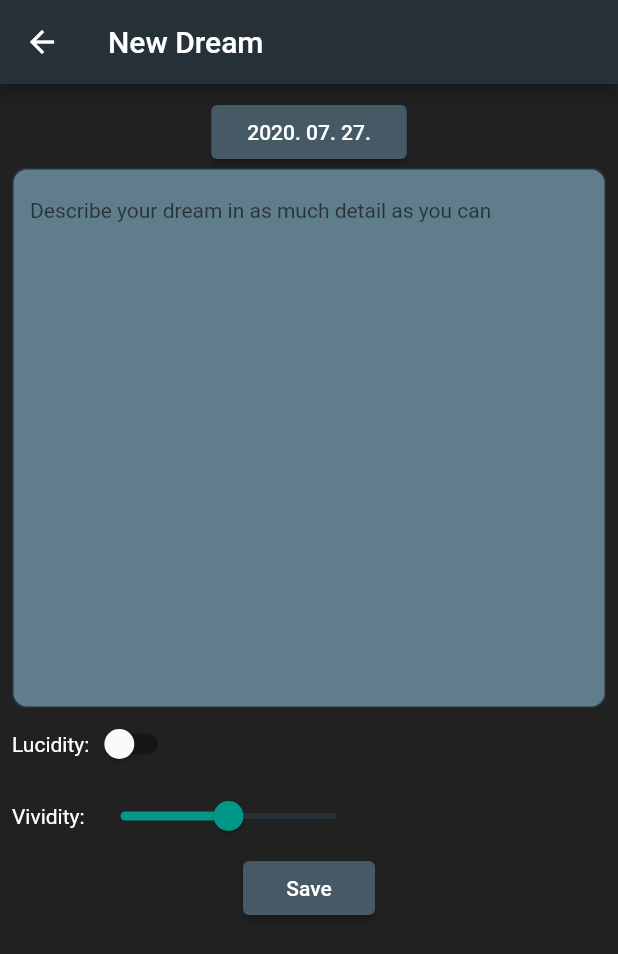
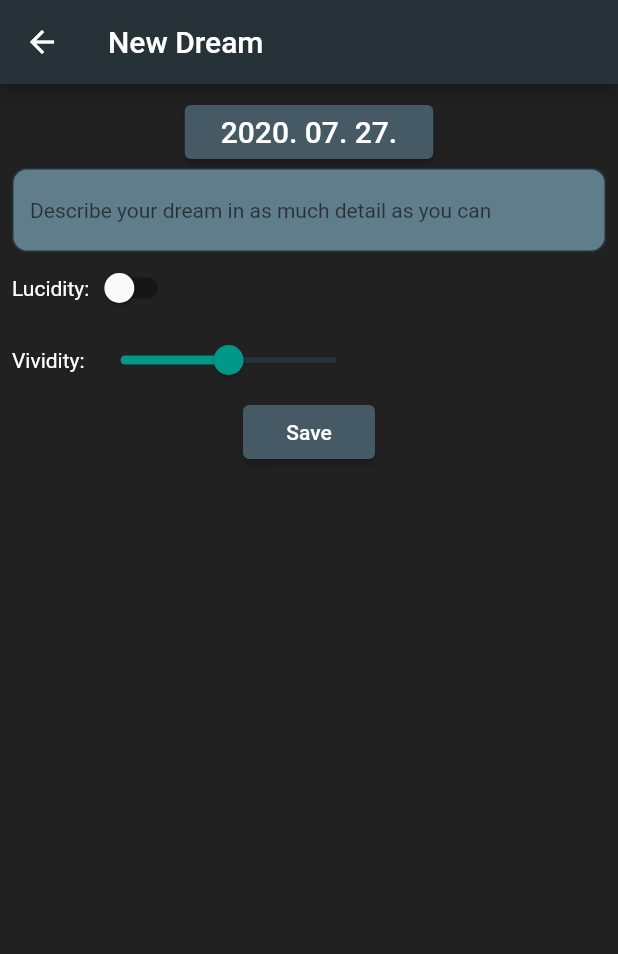
Before and after one commit to sn4k3ch4rm3r/Dream-Journal, a Flutter app: the screen it shows after launch, after a tap on the "add" icon, on a phone screen of 412 x 824 dp. Shown: the top 954 px of the screen. Run offline on Flutter 3.47's test engine with Material 2 defaults, Android fonts, the light colour scheme and no system bars; our stand-ins replace sqflite; missing offline and left inert: dart:ffi; accounts and stored records are empty.

Commit message:
Added page to view, edit and delete dreams

```diff
--- a/lib/ui/add_dream.dart
+++ /dev/null
@@ -1,121 +0,0 @@
-import 'package:dream_journal/data/database_provider.dart';
-import 'package:dream_journal/models/dream.dart';
-import 'package:flutter/material.dart';
-import 'package:intl/intl.dart';
-
-class AddDream extends StatelessWidget {
-  @override
-  Widget build(BuildContext context) {
-    return Scaffold(
-      appBar: AppBar(
-        title: Text('New Dream'),
-      ),
-      body: AddDreamBody(),
-    );
-  }
-}
-
-class AddDreamBody extends StatefulWidget {
-  @override
-  _AddDreamBodyState createState() => _AddDreamBodyState();
-}
-
-class _AddDreamBodyState extends State<AddDreamBody> {
-  final TextEditingController _controller = TextEditingController();
-  final DateFormat dateFormat = DateFormat('yyyy. MM. dd.');
-  bool isLucidDream = false;
-  double vividity = 0.5;
-  DateTime date = DateTime.now();
-
-  @override
-  Widget build(BuildContext context) {
-    return SingleChildScrollView(
-      child: Padding(
-        padding: const EdgeInsets.all(8.0),
-        child: Column(
-          children: <Widget>[
-            RaisedButton(
-              onPressed: () {
-                showDatePicker(
-                  context: context,
-                  initialDate: date,
-                  firstDate: DateTime.fromMillisecondsSinceEpoch(0),
-                  lastDate: DateTime.now()
-                ).then((value) => {
-                  setState((){
-                    date=value;
-                  })
-                });
-              },
-              child: Text('${dateFormat.format(date)}'),
-            ),
-            TextFormField(
-              controller: _controller,
-              maxLines: 20,
-              textInputAction: TextInputAction.done,
-              style: Theme.of(context).textTheme.bodyText2,
-              decoration: InputDecoration(
-                fillColor: Theme.of(context).primaryColorLight,
-                filled: true,
-                border: OutlineInputBorder(
-                  borderRadius: BorderRadius.circular(10.0)
-                ),
-                hintText: 'Describe your dream in as much detail as you can'
-              ),
-              cursorColor: Theme.of(context).accentColor,
-            ),
-            Row(
-              children: <Widget>[
-                Text('Lucidity:'),
-                Switch(
-                  value: isLucidDream,
-                  onChanged:(value) {
-                    setState(() {
-                      isLucidDream = value;
-                    });
-                  },
-                ),
-              ],
-            ),
-            Row(
-              children: <Widget>[
-                Text('Vividity:'),
-                Slider(
-                  value: vividity,
-                  onChanged: (value){
-                    setState(() {
-                      vividity = value;
-                    });
-                  },
-                ),
-              ],
-            ),
-            RaisedButton(
-              onPressed: (){
-                saveDream();
-              },
-              child: Text('Save'),
-            )
-          ],
-        ),
-      ),
-    );
-  }
-
-  void saveDream() {
-    Dream dream = Dream(
-      dream: _controller.text,
-      isLucid: isLucidDream,
-      vividity: (vividity*100).floor(),
-      date: date,
-    );
-    DatabaseProvider.db.insert(dream);
-    Navigator.pop(context, 'success');
-  }
-
-  @override
-  void dispose() {
-    _controller.dispose();
-    super.dispose();
-  }
-}
--- a/lib/ui/dream_list.dart
+++ b/lib/ui/dream_list.dart
@@ -3,7 +3,7 @@ import 'package:dream_journal/models/dream.dart';
 import 'package:dream_journal/ui/ui_elements.dart';
 import 'package:flutter/material.dart';
 import 'package:intl/intl.dart';
-import 'add_dream.dart';
+import 'dream_view.dart';
 
 class DreamList extends StatefulWidget {
   const DreamList({Key key}) : super(key: key);
@@ -27,7 +27,7 @@ class _DreamListState extends State<DreamList> {
         onPressed: () async {
           var result = await Navigator.push(
             context,
-            MaterialPageRoute(builder: (context) => AddDream()),
+            MaterialPageRoute(builder: (context) => DreamView()),
           );
           if(result == 'success') {
             setState(() {});
@@ -90,6 +90,15 @@ class _DreamListBodyState extends State<DreamListBody> {
           maxLines: 3,
           overflow: TextOverflow.ellipsis,
         ),
+        onTap: () async{
+          var result = await Navigator.push(
+            context,
+            MaterialPageRoute(builder: (context) => DreamView(dream: dream, edit:false)),
+          );
+          if(result == 'edited' || result == 'deleted') {
+            setState(() {});
+          }
+        },
       ),
     );
   }
@@ -116,7 +125,7 @@ class _DreamListBodyState extends State<DreamListBody> {
         if(snapshot.hasData)
           return snapshot.data;
         else {
-          return Text('Loading');
+          return Center(child: Text('Loading...'));
         }
       },
     );
--- /dev/null
+++ b/lib/ui/dream_view.dart
@@ -0,0 +1,253 @@
+import 'package:dream_journal/data/database_provider.dart';
+import 'package:dream_journal/models/dream.dart';
+import 'package:dream_journal/ui/dialogs.dart';
+import 'package:flutter/material.dart';
+import 'package:intl/intl.dart';
+
+class DreamView extends StatefulWidget {
+  final Dream dream;
+  final bool edit;
+
+  DreamView({Key key, this.dream, this.edit = true}) : super(key: key);
+
+  @override
+  _DreamViewState createState() => _DreamViewState(dream);
+}
+
+class _DreamViewState extends State<DreamView> {
+  bool edited = false;
+  Dream dream;
+  Widget _scaffoldBody;
+
+  _DreamViewState(Dream dream) {
+    this.dream = dream;
+
+  }
+
+  @override
+  void initState() {
+    _scaffoldBody = buildBody();
+    super.initState();
+  }
+
+  @override
+  Widget build(BuildContext context) {
+    return Scaffold(
+      appBar: AppBar(
+        title: Text(
+          dream == null ?
+          'New Dream' :
+          widget.edit ?
+          'Edit Dream' :
+          'Dream'
+        ),
+        leading: BackButton(
+          onPressed: () {
+            if(edited) {
+              Navigator.pop(context, 'edited');
+            }
+            else {
+              Navigator.pop(context);
+            }
+          },
+        ),
+        actions: dream != null && !widget.edit ?
+          <Widget>[
+            IconButton(
+              icon: Icon(
+                Icons.edit,
+                color: Theme.of(context).primaryIconTheme.color,
+              ),
+              onPressed: () async {
+                Dream result = await Navigator.push(context, MaterialPageRoute(builder: (context)=>DreamView(dream: dream, edit:true,)));
+                if(result != null) {
+                  setState(() {
+                    edited = true;
+                    dream ??= result;
+                    _scaffoldBody = buildBody();
+                  });
+                }
+              },
+            ),
+            IconButton(
+              icon: Icon(
+                Icons.delete,
+                color: Theme.of(context).primaryIconTheme.color,
+              ),
+              onPressed: () {
+                Dialogs.deleteConfirmDialog(context).then((confirmed) {
+                  if(confirmed) {
+                    DatabaseProvider.db.delete(dream);
+                    Navigator.pop(context, 'deleted');
+                  }
+                });
+              },
+            ),
+          ]
+          : null,
+      ),
+      body: _scaffoldBody,
+    );
+  }
+  Widget buildBody() {
+    return DreamViewBody(dream: dream, edit: widget.edit);
+  }
+}
+
+class DreamViewBody extends StatefulWidget {
+  final Dream dream;
+  final bool edit;
+
+  const DreamViewBody({Key key, this.dream, this.edit}) : super(key: key);
+  @override
+  _DreamViewBodyState createState() => _DreamViewBodyState(dream, edit);
+}
+
+class _DreamViewBodyState extends State<DreamViewBody> {
+  final Dream dream;
+  bool edit;
+
+  final TextEditingController _controller = TextEditingController();
+  final DateFormat dateFormat = DateFormat('yyyy. MM. dd.');
+  bool isLucidDream;
+  double vividity;
+  DateTime date;
+
+  _DreamViewBodyState(this.dream, bool edit) {
+    if(dream != null){
+      print('BODY_CLASS: ${dream.toMap()}');
+      isLucidDream = dream.isLucid;
+      vividity = dream.vividity/100;
+      date = dream.date;
+      _controller.text = dream.dream;
+      this.edit = edit;
+    }
+    else {
+      isLucidDream = false;
+      vividity = 0.5;
+      date = DateTime.now();
+      this.edit = true;
+    }
+  }
+
+  @override
+  Widget build(BuildContext context) {
+    return SingleChildScrollView(
+      child: Padding(
+        padding: const EdgeInsets.all(8.0),
+        child: Column(
+          children: <Widget>[
+            RaisedButton(
+              onPressed:() {
+                if(edit)
+                  showDatePicker(
+                    context: context,
+                    initialDate: date,
+                    firstDate: DateTime.fromMillisecondsSinceEpoch(0),
+                    lastDate: DateTime.now()
+                  ).then((value) => {
+                    if(value != null)
+                      setState((){
+                        date = value;
+                      })
+                  });
+              },
+              child: Text(
+                '${dateFormat.format(date)}',
+                style: Theme.of(context).textTheme.headline6,
+              ),
+            ),
+            TextField(
+              controller: _controller,
+              enabled: edit,
+              keyboardType: TextInputType.multiline,
+              maxLines: null,
+              textInputAction: TextInputAction.done,
+              style: Theme.of(context).textTheme.bodyText2,
+              decoration: InputDecoration(
+                fillColor: Theme.of(context).primaryColorLight,
+                filled: true,
+                border: OutlineInputBorder(
+                  borderRadius: BorderRadius.circular(10.0)
+                ),
+                hintText: 'Describe your dream in as much detail as you can'
+              ),
+              cursorColor: Theme.of(context).accentColor,
+            ),
+            Row(
+              children: <Widget>[
+                Text('Lucidity:'),
+                Switch(
+                  value: isLucidDream,
+                  onChanged: (value) {
+                    if(edit)
+                      setState(() {
+                        isLucidDream = value;
+                      });
+                  },
+                ),
+              ],
+            ),
+            Row(
+              children: <Widget>[
+                Text('Vividity:'),
+                Slider(
+                  value: vividity,
+                  onChanged: (value){
+                    if(edit)
+                      setState(() {
+                        vividity = value;
+                      });
+                  },
+                ),
+              ],
+            ),
+            getSaveButton(),
+          ],
+        ),
+      ),
+    );
+  }
+  Widget getSaveButton() {
+    if(dream == null || edit){
+      return RaisedButton(
+        onPressed: (){
+          if(dream == null)
+            saveDream();
+          else
+            updateDream();
+        },
+        child: Text('Save'),
+      );
+    }
+    else {
+      return Container();
+    }
+  }
+
+  void saveDream() {
+    Dream dream = Dream(
+      dream: _controller.text,
+      isLucid: isLucidDream,
+      vividity: (vividity*100).floor(),
+      date: date,
+    );
+    DatabaseProvider.db.insert(dream);
+    Navigator.pop(context, 'success');
+  }
+
+  void updateDream() {
+    dream.date = date;
+    dream.dream = _controller.text;
+    dream.isLucid = isLucidDream;
+    dream.vividity = (vividity*100).floor();
+    DatabaseProvider.db.update(dream);
+    Navigator.pop(context, dream);
+  }
+
+  @override
+  void dispose() {
+    _controller.dispose();
+    super.dispose();
+  }
+}
--- a/lib/ui/themes.dart
+++ b/lib/ui/themes.dart
@@ -26,7 +26,18 @@ class Themes {
         activeTrackColor: Colors.teal,
         inactiveTrackColor: Colors.blueGrey[900],
         thumbColor: Colors.teal,
-      )
+      ),
+      dialogTheme: DialogTheme(
+        titleTextStyle: TextStyle(
+          color: Colors.white,
+          fontWeight: FontWeight.bold,
+          fontSize: 20,
+        ),
+        contentTextStyle: TextStyle(
+          color: Colors.white,
+        ),
+        backgroundColor: Colors.grey[800],
+      ),
     );
   }
 }
```
Also changed, not shown: lib/data/database_provider.dart (+11 -1 lines), lib/ui/dialogs.dart (added, +31 -0 lines).
